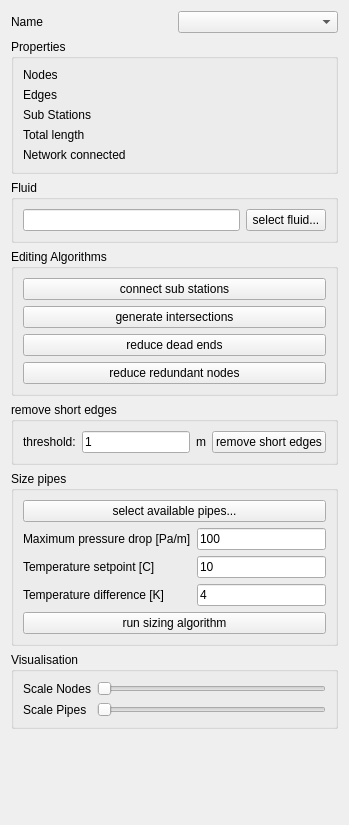
Qt form SIM-VICUS/src/SVPropNetworkGeometryWidget.ui (Brockaaa/SIM-VICUS) before a commit.
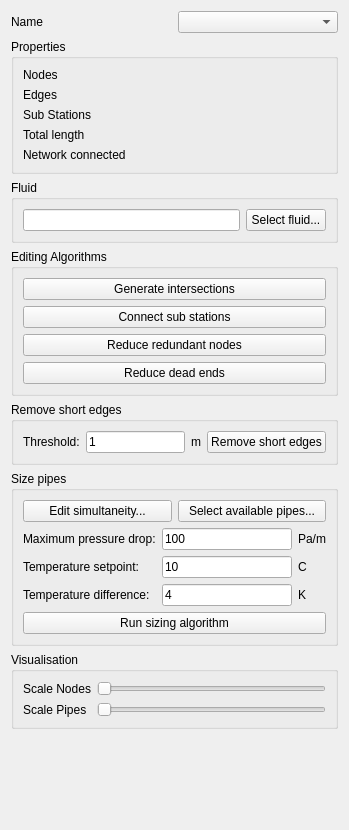
The same form after that commit. Custom widgets are drawn as their Qt base class.

Commit message:
Merge remote-tracking branch 'origin/master' into feature/Feature-SubNetworkEditDialog
# Conflicts:
#	SIM-VICUS/projects/Qt/SIM-VICUS.pro
#	SIM-VICUS/projects/Qt/debug/qrc_shaders.cpp
#	SIM-VICUS/src/SVDBNetworkControllerEditWidget.cpp
#	SIM-VICUS/src/SVDBSubNetworkEditWidget.cpp
#	SIM-VICUS/src/SVMainWindow.ui
#	externals/Vicus/projects/Qt/Vicus.pro

The edit to the form file:
```diff
--- a/SIM-VICUS/src/SVPropNetworkGeometryWidget.ui
+++ b/SIM-VICUS/src/SVPropNetworkGeometryWidget.ui
@@ -7,7 +7,7 @@
     <x>0</x>
     <y>0</y>
     <width>349</width>
-    <height>825</height>
+    <height>830</height>
    </rect>
   </property>
   <property name="windowTitle">
@@ -135,7 +135,7 @@
       <item>
        <widget class="QPushButton" name="pushButtonSelectFluid">
         <property name="text">
-         <string>select fluid...</string>
+         <string>Select fluid...</string>
         </property>
        </widget>
       </item>
@@ -153,32 +153,56 @@
      <property name="title">
       <string>Editing Algorithms</string>
      </property>
-     <layout class="QVBoxLayout" name="verticalLayout_2">
-      <item>
-       <widget class="QPushButton" name="pushButtonConnectBuildings">
-        <property name="text">
-         <string>connect sub stations</string>
-        </property>
-       </widget>
-      </item>
+     <layout class="QVBoxLayout" name="verticalLayout">
       <item>
        <widget class="QPushButton" name="pushButtonGenerateIntersections">
         <property name="text">
-         <string>generate intersections</string>
+         <string>Generate intersections</string>
+        </property>
+        <property name="iconSize">
+         <size>
+          <width>24</width>
+          <height>24</height>
+         </size>
         </property>
        </widget>
       </item>
       <item>
-       <widget class="QPushButton" name="pushButtonReduceDeadEnds">
+       <widget class="QPushButton" name="pushButtonConnectBuildings">
         <property name="text">
-         <string>reduce dead ends</string>
+         <string>Connect sub stations</string>
+        </property>
+        <property name="iconSize">
+         <size>
+          <width>24</width>
+          <height>24</height>
+         </size>
         </property>
        </widget>
       </item>
       <item>
        <widget class="QPushButton" name="pushButtonReduceRedundantNodes">
         <property name="text">
-         <string>reduce redundant nodes</string>
+         <string>Reduce redundant nodes</string>
+        </property>
+        <property name="iconSize">
+         <size>
+          <width>24</width>
+          <height>24</height>
+         </size>
+        </property>
+       </widget>
+      </item>
+      <item>
+       <widget class="QPushButton" name="pushButtonReduceDeadEnds">
+        <property name="text">
+         <string>Reduce dead ends</string>
+        </property>
+        <property name="iconSize">
+         <size>
+          <width>24</width>
+          <height>24</height>
+         </size>
         </property>
        </widget>
       </item>
@@ -194,13 +218,13 @@
       </sizepolicy>
      </property>
      <property name="title">
-      <string>remove short edges</string>
+      <string>Remove short edges</string>
      </property>
      <layout class="QHBoxLayout" name="horizontalLayout_3">
       <item>
        <widget class="QLabel" name="label_24">
         <property name="text">
-         <string>threshold:</string>
+         <string>Threshold:</string>
         </property>
        </widget>
       </item>
@@ -221,7 +245,7 @@
       <item>
        <widget class="QPushButton" name="pushButtonRemoveSmallEdge">
         <property name="text">
-         <string>remove short edges</string>
+         <string>Remove short edges</string>
         </property>
        </widget>
       </item>
@@ -233,34 +257,34 @@
      <property name="title">
       <string>Size pipes</string>
      </property>
-     <layout class="QVBoxLayout" name="verticalLayout">
-      <item>
-       <widget class="QPushButton" name="pushButtonSelectPipes">
+     <layout class="QGridLayout" name="gridLayout_2">
+      <item row="0" column="0">
+       <widget class="QPushButton" name="pushButtonEditSimultaneity">
         <property name="text">
-         <string>select available pipes...</string>
+         <string>Edit simultaneity...</string>
         </property>
        </widget>
       </item>
-      <item>
-       <layout class="QFormLayout" name="formLayout_3">
-        <item row="0" column="0">
-         <widget class="QLabel" name="label_8">
+      <item row="2" column="0" colspan="2">
+       <layout class="QGridLayout" name="gridLayout">
+        <item row="3" column="1">
+         <widget class="QtExt::ValidatingLineEdit" name="lineEditTemperatureDifference">
           <property name="text">
-           <string>Maximum pressure drop [Pa/m]</string>
+           <string>4</string>
           </property>
          </widget>
         </item>
-        <item row="1" column="0">
-         <widget class="QLabel" name="label_4">
+        <item row="2" column="1">
+         <widget class="QtExt::ValidatingLineEdit" name="lineEditTemperatureSetpoint">
           <property name="text">
-           <string>Temperature setpoint [C]</string>
+           <string>10</string>
           </property>
          </widget>
         </item>
-        <item row="2" column="0">
+        <item row="3" column="0">
          <widget class="QLabel" name="label_5">
           <property name="text">
-           <string>Temperature difference [K]</string>
+           <string>Temperature difference:</string>
           </property>
          </widget>
         </item>
@@ -271,26 +295,60 @@
           </property>
          </widget>
         </item>
-        <item row="1" column="1">
-         <widget class="QtExt::ValidatingLineEdit" name="lineEditTemperatureSetpoint">
+        <item row="2" column="0">
+         <widget class="QLabel" name="label_4">
           <property name="text">
-           <string>10</string>
+           <string>Temperature setpoint:</string>
           </property>
          </widget>
         </item>
-        <item row="2" column="1">
-         <widget class="QtExt::ValidatingLineEdit" name="lineEditTemperatureDifference">
+        <item row="0" column="0">
+         <widget class="QLabel" name="label_8">
           <property name="text">
-           <string>4</string>
+           <string>Maximum pressure drop:</string>
+          </property>
+         </widget>
+        </item>
+        <item row="0" column="2">
+         <widget class="QLabel" name="label_10">
+          <property name="text">
+           <string>Pa/m</string>
+          </property>
+         </widget>
+        </item>
+        <item row="2" column="2">
+         <widget class="QLabel" name="label_11">
+          <property name="text">
+           <string>C</string>
+          </property>
+         </widget>
+        </item>
+        <item row="3" column="2">
+         <widget class="QLabel" name="label_12">
+          <property name="text">
+           <string>K</string>
           </property>
          </widget>
         </item>
        </layout>
       </item>
-      <item>
+      <item row="0" column="1">
+       <widget class="QPushButton" name="pushButtonSelectPipes">
+        <property name="text">
+         <string>Select available pipes...</string>
+        </property>
+       </widget>
+      </item>
+      <item row="3" column="0" colspan="2">
        <widget class="QPushButton" name="pushButtonSizePipeDimensions">
         <property name="text">
-         <string>run sizing algorithm</string>
+         <string>Run sizing algorithm</string>
+        </property>
+        <property name="iconSize">
+         <size>
+          <width>24</width>
+          <height>24</height>
+         </size>
         </property>
        </widget>
       </item>
```
The commit also changes 507 other files.
